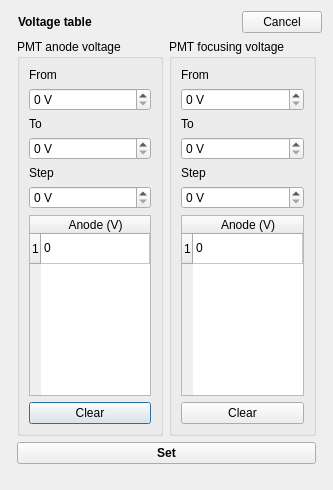
Old version of the form TripleReg/dialogvoltagetable.ui in the repository ziemastz/SL.
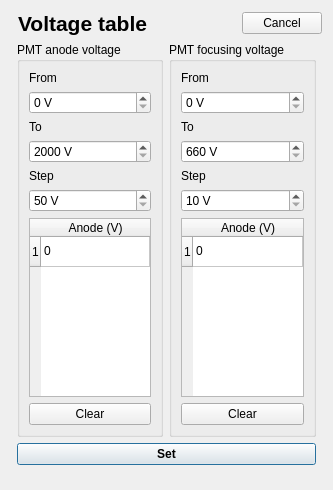
New version of the form. Icons and pictures are not drawn.

The edit to the form file:
```diff
--- a/TripleReg/dialogvoltagetable.ui
+++ b/TripleReg/dialogvoltagetable.ui
@@ -23,8 +23,8 @@
       <widget class="QLabel" name="logo_label">
        <property name="maximumSize">
         <size>
-         <width>25</width>
-         <height>25</height>
+         <width>30</width>
+         <height>30</height>
         </size>
        </property>
        <property name="text">
@@ -58,6 +58,7 @@
        </property>
        <property name="font">
         <font>
+         <pointsize>16</pointsize>
          <weight>75</weight>
          <bold>true</bold>
         </font>
@@ -136,6 +137,9 @@
         <property name="suffix">
          <string> V</string>
         </property>
+        <property name="minimum">
+         <number>2000</number>
+        </property>
         <property name="maximum">
          <number>8000</number>
         </property>
@@ -156,6 +160,9 @@
         <property name="suffix">
          <string> V</string>
         </property>
+        <property name="minimum">
+         <number>50</number>
+        </property>
         <property name="maximum">
          <number>8000</number>
         </property>
@@ -243,6 +250,9 @@
         <property name="suffix">
          <string> V</string>
         </property>
+        <property name="minimum">
+         <number>660</number>
+        </property>
         <property name="maximum">
          <number>8000</number>
         </property>
@@ -263,6 +273,9 @@
         <property name="suffix">
          <string> V</string>
         </property>
+        <property name="minimum">
+         <number>10</number>
+        </property>
         <property name="maximum">
          <number>8000</number>
         </property>
@@ -336,6 +349,9 @@
      <property name="text">
       <string>Set</string>
      </property>
+     <property name="default">
+      <bool>true</bool>
+     </property>
     </widget>
    </item>
    <item row="3" column="2">
```
Left out of the diff: 4 changed lines with no effect on the pictures.
